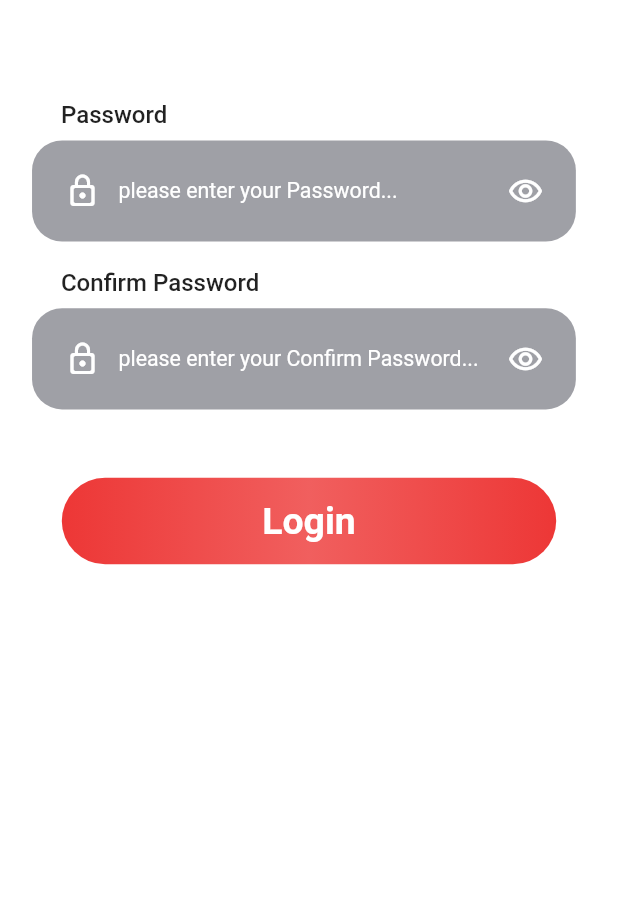
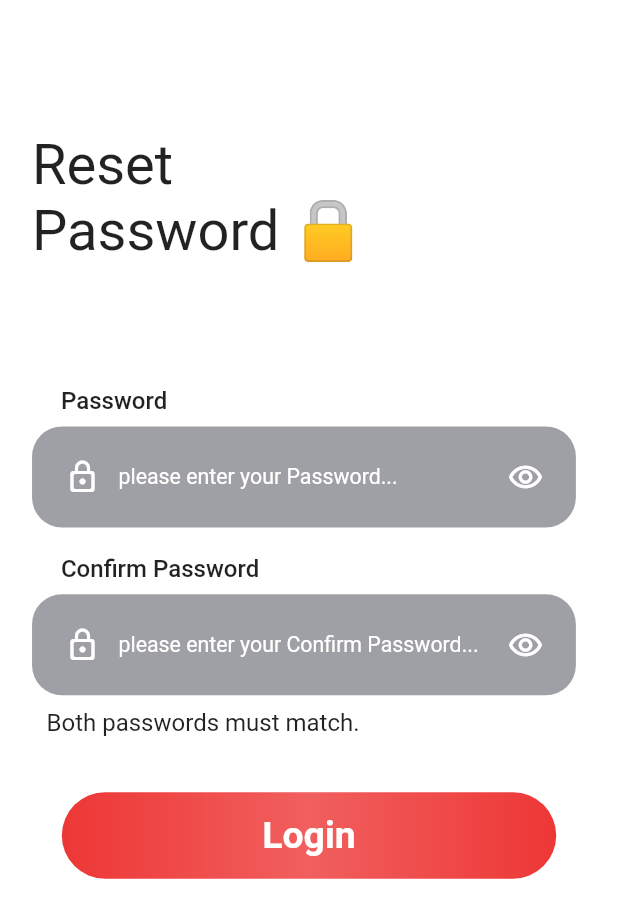
Before and after one commit to fawezz/unimate-front, a Flutter app: the ChangePwd screen opened by its route, on a phone screen of 412 x 824 dp. Shown: the top 918 px of the screen. Run offline on Flutter 3.47's test engine with Material 2 defaults, Android fonts, the phone set to English and light mode, and no system bars; our stand-ins replace flutter_easyloading, flutter_screenutil, get, hexcolor, rflutter_alert and 1 more; missing offline and left inert: dart:ffi; accounts and stored records are empty.

Commit message:
OTP & Change Pwd ✔️

```diff
--- a/lib/main.dart
+++ b/lib/main.dart
@@ -30,12 +30,13 @@ class MyApp extends StatelessWidget {
               //fontFamily: "Cairo",
               scaffoldBackgroundColor: Colors.white,
               canvasColor: Colors.transparent),
-          home: const ChangePwd(),
+          home: const LoginView(),
           getPages: [
             GetPage(name: '/signUp', page: () => const SignUpView()),
             GetPage(name: '/login', page: () => const LoginView()),
             GetPage(name: '/forgetPwd', page: () => const ForgetPwdView()),
-            GetPage(name: '/forgetPwdEmail', page: () => const ForgetPwdEmail()),
+            GetPage(
+                name: '/forgetPwdEmail', page: () => const ForgetPwdEmail()),
             GetPage(name: '/changePwd', page: () => const ChangePwd()),
           ],
           builder: EasyLoading.init(),
--- a/lib/views/ForgetPwdChangeItView.dart
+++ b/lib/views/ForgetPwdChangeItView.dart
@@ -19,7 +19,16 @@ class ChangePwd extends StatelessWidget {
         child: Column(
           crossAxisAlignment: CrossAxisAlignment.center,
           children: [
-            0.05.sh.verticalSpace,
+            0.09.sh.verticalSpace,
+            Align(
+              alignment: Alignment.centerLeft,
+              child: Text(
+                '''Reset
+Password 🔒''',
+                style: TextStyle(fontWeight: FontWeight.w400, fontSize: 42.sp),
+              ),
+            ),
+            0.1.sh.verticalSpace,
             InputField(
                 label: "Password",
                 prefixIcon: Icons.lock_outline_rounded,
@@ -30,6 +39,17 @@ class ChangePwd extends StatelessWidget {
               prefixIcon: Icons.lock_outline_rounded,
               textController: controller.confirmPassword,
               suffix: true,
+            ),
+            Align(
+              alignment: Alignment.centerLeft,
+              child: Padding(
+                padding: EdgeInsets.only(left: 10.w),
+                child: Text(
+                  'Both passwords must match.',
+                  style:
+                      TextStyle(fontWeight: FontWeight.w400, fontSize: 18.sp),
+                ),
+              ),
             ),
             0.05.sh.verticalSpace,
             RedButton(
--- a/lib/views/ForgetPwdEmail.dart
+++ b/lib/views/ForgetPwdEmail.dart
@@ -21,14 +21,15 @@ class ForgetPwdEmail extends StatelessWidget {
         body: Padding(
           padding: EdgeInsets.fromLTRB(24.sp, 50.sp, 24.sp, 24.sp),
           child: Column(children: [
+            0.1.sh.verticalSpace,
             Text(
-              "Forget Password?",
+              "Forget Password? 😕",
               style: TextStyle(
                   color: color.secondaryColor,
                   fontSize: 24,
                   fontWeight: FontWeight.bold),
             ),
-            0.2.sh.verticalSpace,
+            0.1.sh.verticalSpace,
             const Text(
               "Enter the email address associated with your account",
               textAlign: TextAlign.center,
```
Also changed, not shown: lib/controllers/ForgetPwdController.dart (+4 -7 lines), lib/services/userService.dart (+8 -7 lines), lib/views/LoginView.dart (+5 -6 lines).
